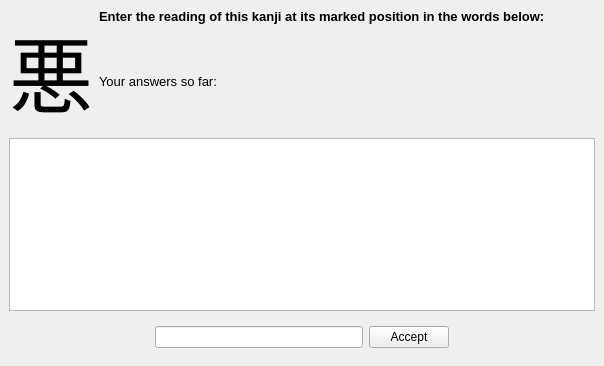
The window that kanjireadingpracticeform.ui (z1dev/zkanji) describes before a commit, drawn with Qt 5.
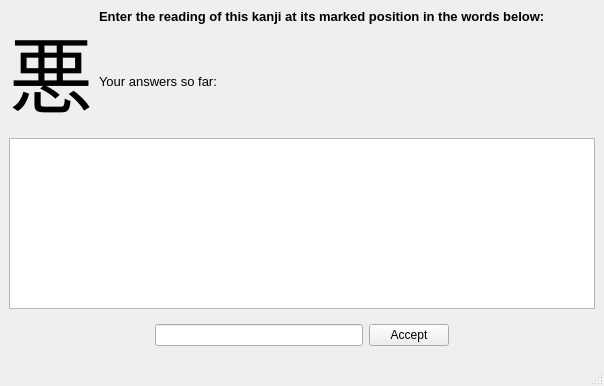
The same window after the commit. Custom widgets are drawn as their Qt base class.

Commit message: Added a status bar to the kanji readings practice form.

Patch:
```diff
--- a/kanjireadingpracticeform.ui
+++ b/kanjireadingpracticeform.ui
@@ -7,7 +7,7 @@
     <x>0</x>
     <y>0</y>
     <width>604</width>
-    <height>366</height>
+    <height>386</height>
    </rect>
   </property>
   <property name="sizePolicy">
@@ -277,6 +277,7 @@
     </item>
    </layout>
   </widget>
+  <widget class="QStatusBar" name="statusBar"/>
  </widget>
  <customwidgets>
   <customwidget>
```
The commit also changes 4 other files.
